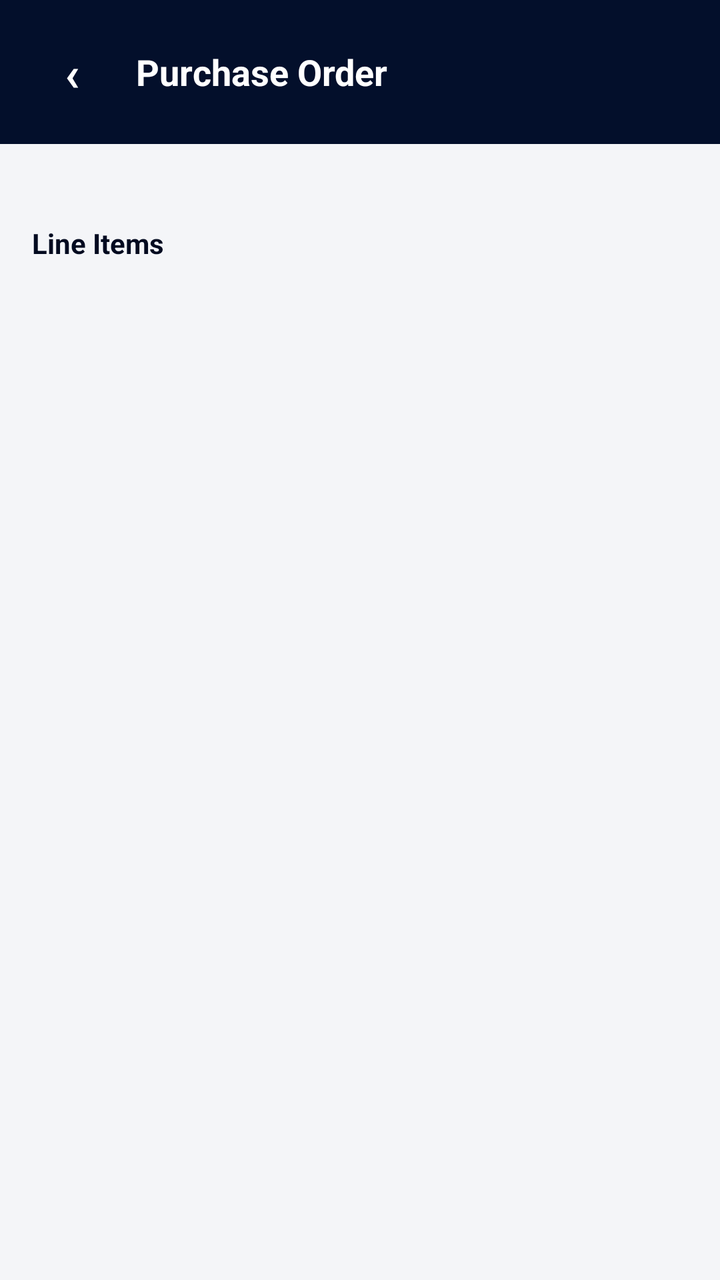
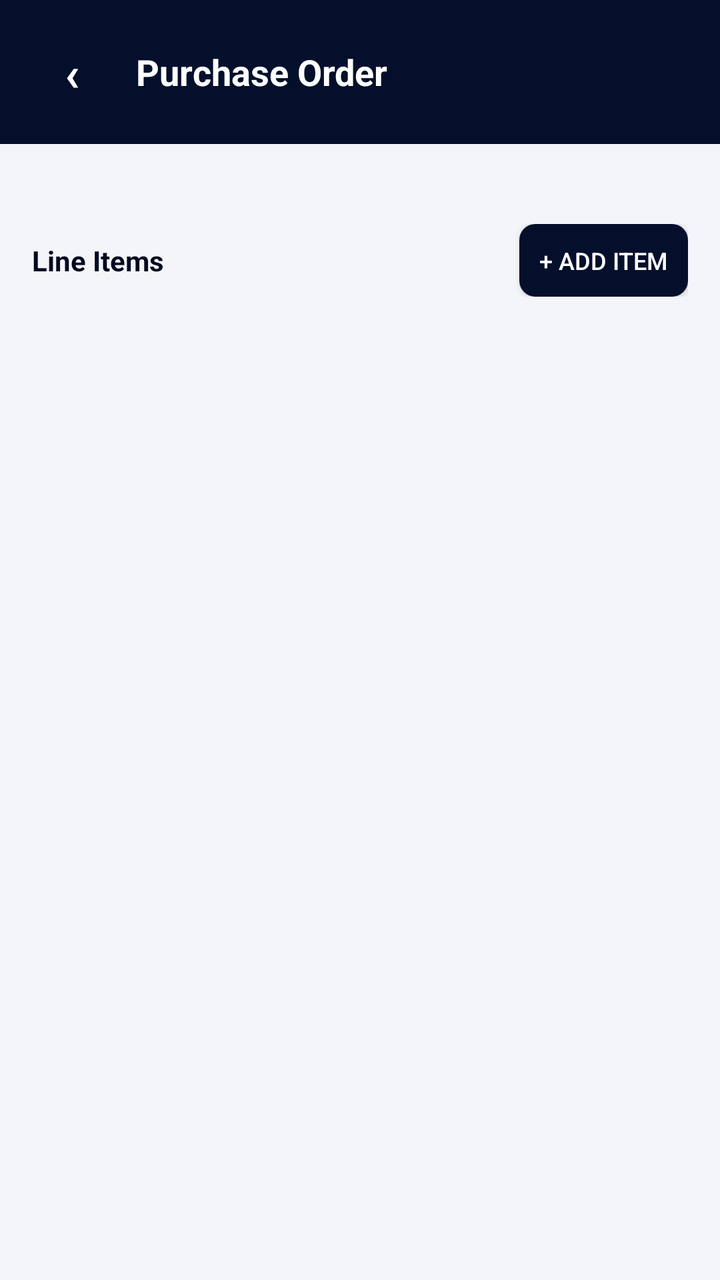

Before-and-after screenshots of an Android layout around one commit, followed by the original layout XML and the change that was made.
<!-- AndroidManifest.xml: activity theme Theme.InvoiceScanner -->
<!-- res/layout/activity_purchase_order_detail.xml -->
<?xml version="1.0" encoding="utf-8"?>
<LinearLayout xmlns:android="http://schemas.android.com/apk/res/android"
    xmlns:tools="http://schemas.android.com/tools"
    android:layout_width="match_parent"
    android:layout_height="match_parent"
    android:orientation="vertical"
    android:background="@color/screen_background">

    <LinearLayout
        android:layout_width="match_parent"
        android:layout_height="wrap_content"
        android:orientation="horizontal"
        android:gravity="center_vertical"
        android:background="@color/purple_primary"
        android:padding="12dp">
        <TextView
            android:id="@+id/textBack"
            android:layout_width="wrap_content"
            android:layout_height="wrap_content"
            android:minWidth="48dp"
            android:minHeight="48dp"
            android:gravity="center"
            android:text="&#8249;"
            android:textColor="@color/white"
            android:textStyle="bold"
            android:textSize="24sp"
            android:clickable="true"
            android:focusable="true" />
        <TextView
            android:layout_width="0dp"
            android:layout_height="wrap_content"
            android:layout_weight="1"
            android:text="Purchase Order"
            android:textStyle="bold"
            android:textSize="18sp"
            android:textColor="@color/white"
            android:layout_marginStart="8dp" />
    </LinearLayout>

    <ScrollView
        android:layout_width="match_parent"
        android:layout_height="wrap_content">

        <LinearLayout
            android:layout_width="match_parent"
            android:layout_height="wrap_content"
            android:orientation="vertical"
            android:padding="16dp">

            <ProgressBar
                android:id="@+id/progressLoading"
                style="?android:attr/progressBarStyleHorizontal"
                android:layout_width="match_parent"
                android:layout_height="wrap_content"
                android:indeterminate="true"
                android:visibility="gone" />

            <TextView
                android:id="@+id/textLoadError"
                android:layout_width="match_parent"
                android:layout_height="wrap_content"
                android:textColor="#C62828"
                android:visibility="gone" />

            <LinearLayout
                android:id="@+id/detailContent"
                android:layout_width="match_parent"
                android:layout_height="wrap_content"
                android:orientation="vertical"
                android:background="@drawable/bg_card_rounded"
                android:elevation="2dp"
                android:padding="12dp"
                android:visibility="gone">

                <LinearLayout
                    android:id="@+id/detailToggleRow"
                    android:layout_width="match_parent"
                    android:layout_height="wrap_content"
                    android:orientation="horizontal"
                    android:gravity="center_vertical"
                    android:clickable="true"
                    android:focusable="true">
                    <TextView
                        android:id="@+id/textVendorOrder"
                        android:layout_width="0dp"
                        android:layout_height="wrap_content"
                        android:layout_weight="1"
                        android:textStyle="bold"
                        android:textSize="18sp"
                        android:textColor="@color/purple_primary" />
                    <TextView
                        android:id="@+id/textStatusBadge"
                        android:layout_width="wrap_content"
                        android:layout_height="wrap_content"
                        android:textColor="@color/white"
                        android:textStyle="bold"
                        android:textSize="11sp"
                        android:paddingHorizontal="10dp"
                        android:paddingVertical="4dp"
                        android:layout_marginEnd="8dp" />
                    <TextView
                        android:id="@+id/detailChevron"
                        android:layout_width="wrap_content"
                        android:layout_height="wrap_content"
                        android:text="&#9662;"
                        android:textColor="@color/purple_primary"
                        android:textStyle="bold"
                        android:textSize="16sp"
                        android:rotation="180" />
                </LinearLayout>

                <LinearLayout
                    android:id="@+id/detailBody"
                    android:layout_width="match_parent"
                    android:layout_height="wrap_content"
                    android:orientation="vertical">

                <TextView
                    android:id="@+id/textStatusLine"
                    android:layout_width="match_parent"
                    android:layout_height="wrap_content"
                    android:textColor="#888888"
                    android:layout_marginTop="4dp"
                    android:layout_marginBottom="8dp" />

                <LinearLayout android:layout_width="match_parent" android:layout_height="wrap_content" android:orientation="horizontal">
                    <LinearLayout android:layout_width="0dp" android:layout_height="wrap_content" android:layout_weight="1" android:orientation="vertical" android:layout_marginEnd="8dp">
                        <TextView android:layout_width="wrap_content" android:layout_height="wrap_content" android:text="Check #" android:textSize="10sp" android:textColor="#888888" />
                        <EditText android:id="@+id/editCheckNumber" android:layout_width="match_parent" android:layout_height="wrap_content" />
                    </LinearLayout>
                    <Button android:id="@+id/buttonSaveCheckNumber" android:layout_width="wrap_content" android:layout_height="wrap_content" android:layout_gravity="bottom" android:text="Save #" android:textSize="11sp" android:background="@drawable/bg_button_muted" android:textColor="@color/white" />
                </LinearLayout>

                <LinearLayout android:layout_width="match_parent" android:layout_height="wrap_content" android:orientation="horizontal" android:layout_marginTop="12dp">
                    <Button android:id="@+id/buttonSave" android:layout_width="0dp" android:layout_height="wrap_content" android:layout_weight="1" android:text="Save Changes" android:layout_marginEnd="4dp" android:background="@drawable/bg_button_muted" android:textColor="@color/white" />
                    <Button android:id="@+id/buttonReceive" android:layout_width="0dp" android:layout_height="wrap_content" android:layout_weight="1" android:text="Receive Order" android:background="@drawable/bg_button_primary" android:textColor="@color/white" />
                </LinearLayout>

                <Button
                    android:id="@+id/buttonMoreOptions"
                    android:layout_width="match_parent"
                    android:layout_height="wrap_content"
                    android:layout_marginTop="8dp"
                    android:text="More Options"
                    android:textSize="11sp"
                    style="?android:attr/buttonStyleSmall"
                    android:background="@drawable/bg_button_dark"
                    android:textColor="@color/white" />

                <TextView
                    android:id="@+id/textMessage"
                    android:layout_width="match_parent"
                    android:layout_height="wrap_content"
                    android:layout_marginTop="8dp"
                    android:visibility="gone" />

                </LinearLayout>

            </LinearLayout>

        </LinearLayout>

    </ScrollView>

    <LinearLayout
        android:layout_width="match_parent"
        android:layout_height="wrap_content"
        android:orientation="horizontal"
        android:gravity="center_vertical"
        android:layout_marginHorizontal="16dp"
        android:layout_marginTop="8dp">
        <TextView
            android:layout_width="0dp"
            android:layout_height="wrap_content"
            android:layout_weight="1"
            android:text="Line Items"
            android:textStyle="bold"
            android:textColor="@color/purple_dark" />
    </LinearLayout>

    <androidx.recyclerview.widget.RecyclerView
        android:id="@+id/recyclerLines"
        android:layout_width="match_parent"
        android:layout_height="0dp"
        android:layout_weight="1"
        android:paddingHorizontal="16dp"
        tools:listitem="@layout/item_purchase_order_line" />

</LinearLayout>
<!-- res/layout/item_purchase_order_line.xml (included above) -->
<?xml version="1.0" encoding="utf-8"?>
<LinearLayout xmlns:android="http://schemas.android.com/apk/res/android"
    android:layout_width="match_parent"
    android:layout_height="wrap_content"
    android:orientation="vertical"
    android:padding="10dp"
    android:background="@drawable/bg_card_rounded"
    android:elevation="1dp"
    android:layout_marginBottom="8dp">

    <LinearLayout
        android:layout_width="match_parent"
        android:layout_height="wrap_content"
        android:orientation="horizontal"
        android:gravity="center_vertical">
        <TextView
            android:id="@+id/textItemName"
            android:layout_width="0dp"
            android:layout_height="wrap_content"
            android:layout_weight="1"
            android:textStyle="bold" />
        
        <TextView
            android:id="@+id/textCurrQty"
            android:layout_width="wrap_content"
            android:layout_height="wrap_content"
            android:textStyle="bold"
            android:textSize="13sp"
            android:layout_marginEnd="6dp" />
        <TextView
            android:id="@+id/textWarningBadge"
            android:layout_width="wrap_content"
            android:layout_height="wrap_content"
            android:text="⚠"
            android:textColor="@color/white"
            android:background="#C62828"
            android:paddingStart="6dp"
            android:paddingEnd="6dp"
            android:layout_marginEnd="6dp"
            android:visibility="gone" />
        <Button
            android:id="@+id/buttonRemove"
            android:layout_width="wrap_content"
            android:layout_height="wrap_content"
            android:text="✕"
            android:textSize="11sp"
            android:background="@drawable/bg_button_danger"
            android:textColor="@color/white"
            android:minWidth="0dp"
            android:minHeight="0dp"
            android:padding="8dp" />
    </LinearLayout>

    <TextView
        android:id="@+id/textItemMeta"
        android:layout_width="match_parent"
        android:layout_height="wrap_content"
        android:textColor="#888888"
        android:textSize="12sp" />

    
    <LinearLayout
        android:layout_width="match_parent"
        android:layout_height="wrap_content"
        android:orientation="horizontal"
        android:layout_marginTop="4dp">
        <TextView
            android:id="@+id/textAvgCost"
            android:layout_width="0dp"
            android:layout_height="wrap_content"
            android:layout_weight="1"
            android:textSize="12sp"
            android:textColor="#888888" />
        <TextView
            android:id="@+id/textCostIncrease"
            android:layout_width="wrap_content"
            android:layout_height="wrap_content"
            android:textSize="12sp"
            android:textStyle="bold" />
    </LinearLayout>

    
    <TextView
        android:id="@+id/textQtyType"
        android:layout_width="wrap_content"
        android:layout_height="wrap_content"
        android:textColor="@color/purple_primary"
        android:textStyle="bold"
        android:textSize="12sp"
        android:layout_marginTop="6dp" />

    <LinearLayout
        android:layout_width="match_parent"
        android:layout_height="wrap_content"
        android:orientation="horizontal"
        android:layout_marginTop="4dp">

        <LinearLayout android:layout_width="0dp" android:layout_height="wrap_content" android:layout_weight="1" android:orientation="vertical" android:layout_marginEnd="4dp">
            <TextView android:layout_width="wrap_content" android:layout_height="wrap_content" android:text="Qty" android:textSize="10sp" android:textColor="#888888" />
            <EditText android:id="@+id/editQty" android:layout_width="match_parent" android:layout_height="wrap_content" android:inputType="number" />
        </LinearLayout>

        <LinearLayout android:layout_width="0dp" android:layout_height="wrap_content" android:layout_weight="1" android:orientation="vertical" android:layout_marginEnd="4dp">
            <TextView android:layout_width="wrap_content" android:layout_height="wrap_content" android:text="Unit Cost ($)" android:textSize="10sp" android:textColor="#888888" />
            <EditText android:id="@+id/editUnitCost" android:layout_width="match_parent" android:layout_height="wrap_content" android:inputType="numberDecimal" />
        </LinearLayout>

        <LinearLayout android:layout_width="0dp" android:layout_height="wrap_content" android:layout_weight="1" android:orientation="vertical" android:layout_marginEnd="4dp">
            <TextView android:layout_width="wrap_content" android:layout_height="wrap_content" android:text="Sell Price ($)" android:textSize="10sp" android:textColor="#888888" />
            <EditText android:id="@+id/editCurrentUnitPrice" android:layout_width="match_parent" android:layout_height="wrap_content" android:inputType="numberDecimal" />
        </LinearLayout>

        
        <Button
            android:id="@+id/buttonUseSuggestedPrice"
            android:layout_width="wrap_content"
            android:layout_height="wrap_content"
            android:layout_gravity="bottom"
            android:text="Use Suggested"
            android:textSize="10sp"
            android:background="@drawable/bg_button_muted"
            android:textColor="@color/white"
            android:minWidth="0dp"
            android:minHeight="0dp"
            android:paddingHorizontal="10dp"
            android:paddingVertical="8dp" />
    </LinearLayout>

    <LinearLayout
        android:layout_width="match_parent"
        android:layout_height="wrap_content"
        android:orientation="horizontal"
        android:gravity="center_vertical"
        android:layout_marginTop="8dp">
        
        <TextView
            android:id="@+id/textMarginBadge"
            android:layout_width="wrap_content"
            android:layout_height="wrap_content"
            android:textStyle="bold"
            android:textSize="10sp"
            android:paddingHorizontal="8dp"
            android:paddingVertical="2dp"
            android:layout_marginEnd="6dp"
            android:visibility="gone" />
        <TextView
            android:id="@+id/textPricing"
            android:layout_width="0dp"
            android:layout_height="wrap_content"
            android:layout_weight="1"
            android:textSize="12sp" />
    </LinearLayout>

</LinearLayout>
<!-- resources referenced by this layout -->
<resources>
  <color name="purple_dark">#020A20</color>
  <color name="purple_primary">#030F2B</color>
  <color name="screen_background">#F4F5F8</color>
  <color name="white">#FFFFFFFF</color>
  <!-- drawable bg_button_danger (drawable) -->
  <?xml version="1.0" encoding="utf-8"?>
  <shape xmlns:android="http://schemas.android.com/apk/res/android" android:shape="rectangle">
      <solid android:color="#C62828" />
      <corners android:radius="8dp" />
  </shape>
  <!-- drawable bg_button_dark (drawable) -->
  <?xml version="1.0" encoding="utf-8"?>
  <shape xmlns:android="http://schemas.android.com/apk/res/android" android:shape="rectangle">
      <solid android:color="@color/purple_dark" />
      <corners android:radius="8dp" />
  </shape>
  <!-- drawable bg_button_muted (drawable) -->
  <?xml version="1.0" encoding="utf-8"?>
  <shape xmlns:android="http://schemas.android.com/apk/res/android" android:shape="rectangle">
      <solid android:color="#6B7280" />
      <corners android:radius="8dp" />
  </shape>
  <!-- drawable bg_button_primary (drawable) -->
  <?xml version="1.0" encoding="utf-8"?>
  <shape xmlns:android="http://schemas.android.com/apk/res/android" android:shape="rectangle">
      <solid android:color="@color/purple_primary" />
      <corners android:radius="8dp" />
  </shape>
  <!-- drawable bg_card_rounded (drawable) -->
  <?xml version="1.0" encoding="utf-8"?>
  <shape xmlns:android="http://schemas.android.com/apk/res/android" android:shape="rectangle">
      <solid android:color="@color/white" />
      <corners android:radius="10dp" />
  </shape>
  <style name="Theme.InvoiceScanner" parent="Theme.MaterialComponents.DayNight.NoActionBar">
          <item name="colorPrimary">@color/purple_primary</item>
          <item name="colorPrimaryDark">@color/purple_dark</item>
          <item name="colorAccent">@color/purple_primary</item>
          <item name="android:statusBarColor" tools:targetApi="l">@color/purple_dark</item>
      </style>
</resources>

<!-- the commit's change to res/layout/activity_purchase_order_detail.xml (unified diff, before → after) -->
@@ -176,6 +176,40 @@
             android:text="Line Items"
             android:textStyle="bold"
             android:textColor="@color/purple_dark" />
+        <Button
+            android:id="@+id/buttonAddItem"
+            style="?android:attr/buttonStyleSmall"
+            android:layout_width="wrap_content"
+            android:layout_height="wrap_content"
+            android:text="+ Add Item"
+            android:textSize="12sp"
+            android:background="@drawable/bg_button_muted"
+            android:textColor="@color/white"
+            android:paddingHorizontal="10dp"
+            android:minWidth="0dp"
+            android:minHeight="0dp" />
+    </LinearLayout>
+
+    
+    <LinearLayout
+        android:id="@+id/addItemContainer"
+        android:layout_width="match_parent"
+        android:layout_height="wrap_content"
+        android:orientation="vertical"
+        android:layout_marginHorizontal="16dp"
+        android:layout_marginTop="4dp"
+        android:visibility="gone">
+        <EditText
+            android:id="@+id/editItemSearch"
+            android:layout_width="match_parent"
+            android:layout_height="wrap_content"
+            android:hint="Search by name, code, or UPC" />
+        <LinearLayout
+            android:id="@+id/itemSearchResults"
+            android:layout_width="match_parent"
+            android:layout_height="wrap_content"
+            android:orientation="vertical"
+            android:background="@color/screen_background" />
     </LinearLayout>
 
     <androidx.recyclerview.widget.RecyclerView
